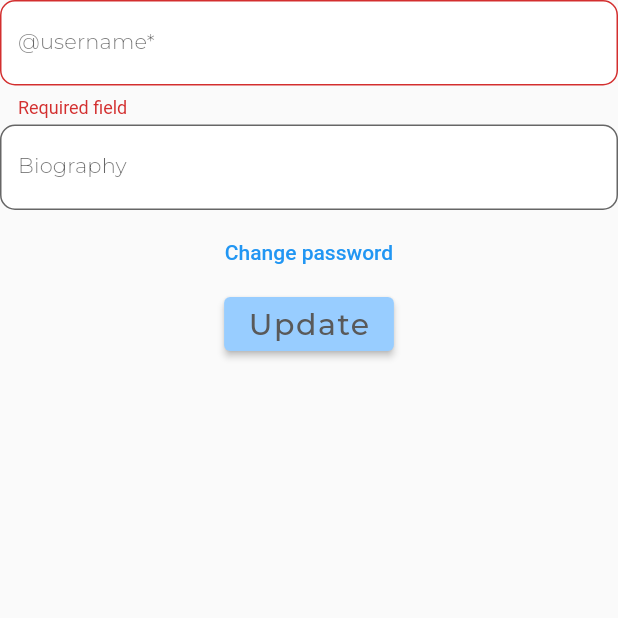
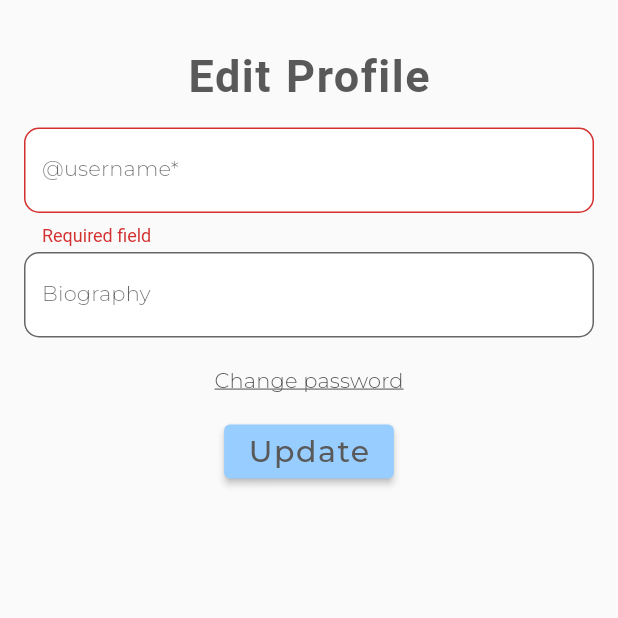
Before and after one commit to Victoriurki/PostPlusApp, a Flutter app: the MyProfilePage screen opened directly with empty values, after a tap on "Edit profile", on a phone screen of 412 x 824 dp, the top half of it. Run offline on Flutter 3.47's test engine with Material 2 defaults, Android fonts, the light colour scheme and no system bars; our stand-ins replace cached_network_image, cloud_firestore, dio, email_validator, firebase_auth, firebase_core and 5 more; missing offline and left inert: firestore_search; accounts and stored records are empty; network calls fail.

Commit message:
More design corrections

```diff
--- a/postplus_app/lib/my_edit_profile_page/my_edit_profile_page.dart
+++ b/postplus_app/lib/my_edit_profile_page/my_edit_profile_page.dart
@@ -37,9 +37,24 @@ class _MyEditProfilePageState extends State<MyEditProfilePage> {
     return SafeArea(
       child: Scaffold(
         body: SingleChildScrollView(
+          child: Padding(
+            padding: const EdgeInsets.all(16.0),
             child: Column(
               mainAxisSize: MainAxisSize.min,
               children: [
+                const SizedBox(
+                  height: 16,
+                ),
+                Text(
+                  "Edit Profile",
+                  style: Theme.of(context)
+                      .textTheme
+                      .titleLarge
+                      ?.copyWith(fontSize: 30),
+                ),
+                const SizedBox(
+                  height: 16,
+                ),
                 MyTextFieldWidget(
                   inputFormatters: [
                     FilteringTextInputFormatter.allow(RegExp("[a-z0-9]")),
@@ -72,7 +87,13 @@ class _MyEditProfilePageState extends State<MyEditProfilePage> {
                       ),
                     );
                   },
-                child: const Text("Change password"),
+                  child: Text(
+                    "Change password",
+                    style: Theme.of(context)
+                        .textTheme
+                        .titleSmall
+                        ?.copyWith(decoration: TextDecoration.underline),
+                  ),
                 ),
                 MyElevatedButtonWidget(
                   title: "Update",
@@ -91,13 +112,13 @@ class _MyEditProfilePageState extends State<MyEditProfilePage> {
                         return null;
                       }
                     }
-
                   },
                 )
               ],
             ),
           ),
         ),
+      ),
     );
   }
 }
--- a/postplus_app/lib/my_profie_page/my_profile_page.dart
+++ b/postplus_app/lib/my_profie_page/my_profile_page.dart
@@ -3,6 +3,7 @@ import 'package:cloud_firestore/cloud_firestore.dart';
 import 'package:flutter/material.dart';
 import 'package:postplus_app/my_edit_profile_page/my_edit_profile_page.dart';
 import 'package:postplus_app/my_post_page/my_post_page.dart';
+import 'package:postplus_app/my_themes/my_app_theme.dart';
 import 'package:postplus_app/my_update_profile_picture_page/my_update_profile_picture_page.dart';
 import 'package:postplus_app/my_user_model_list_page/my_user_model_list_page.dart';
 import 'package:postplus_app/user_model/user_model.dart';
@@ -29,6 +30,8 @@ class _MyProfilePageState extends State<MyProfilePage> {
   Widget build(BuildContext context) {
     return Scaffold(
       body: SingleChildScrollView(
+        child: Padding(
+          padding: const EdgeInsets.all(8.0),
           child: Column(
             mainAxisSize: MainAxisSize.min,
             mainAxisAlignment: MainAxisAlignment.center,
@@ -80,8 +83,19 @@ class _MyProfilePageState extends State<MyProfilePage> {
                               },
                               child: Column(
                                 children: [
-                                Text("${snapshot.data!.followers!.length}"),
-                                const Text("followers")
+                                  Text(
+                                    "${snapshot.data!.followers!.length}",
+                                    style:
+                                        Theme.of(context).textTheme.titleMedium,
+                                  ),
+                                  Text(
+                                    "followers",
+                                    style: Theme.of(context)
+                                        .textTheme
+                                        .titleSmall
+                                        ?.copyWith(
+                                            color: MyAppTheme.softGreyColor),
+                                  )
                                 ],
                               ),
                             ),
@@ -114,8 +128,19 @@ class _MyProfilePageState extends State<MyProfilePage> {
                               },
                               child: Column(
                                 children: [
-                                Text("${snapshot.data!.following!.length}"),
-                                const Text("following")
+                                  Text(
+                                    "${snapshot.data!.following!.length}",
+                                    style:
+                                        Theme.of(context).textTheme.titleMedium,
+                                  ),
+                                  Text(
+                                    "following",
+                                    style: Theme.of(context)
+                                        .textTheme
+                                        .titleSmall
+                                        ?.copyWith(
+                                            color: MyAppTheme.softGreyColor),
+                                  )
                                 ],
                               ),
                             ),
@@ -125,8 +150,16 @@ class _MyProfilePageState extends State<MyProfilePage> {
                           height: 16,
                         ),
                         Text(
-                          "${snapshot.data!.firstName!} ${snapshot.data!.lastName!}"),
-                      Text("@${snapshot.data!.username}"),
+                          "${snapshot.data!.firstName!} ${snapshot.data!.lastName!}",
+                          style: Theme.of(context).textTheme.titleMedium,
+                        ),
+                        Text(
+                          "@${snapshot.data!.username}",
+                          style: Theme.of(context)
+                              .textTheme
+                              .titleSmall
+                              ?.copyWith(color: MyAppTheme.softGreyColor),
+                        ),
                         widget.selectedUserId == widget.currentUserModel.sId
                             ? Column(children: [
                                 TextButton(
@@ -143,8 +176,21 @@ class _MyProfilePageState extends State<MyProfilePage> {
                                       setState(() {});
                                     });
                                   },
-                                  child: const Text("Edit image")),
+                                  child: Text(
+                                    "Edit image",
+                                    style: Theme.of(context)
+                                        .textTheme
+                                        .titleSmall
+                                        ?.copyWith(
+                                            decoration:
+                                                TextDecoration.underline),
+                                  ),
+                                ),
                                 ElevatedButton(
+                                  style: ElevatedButton.styleFrom(
+                                    onPrimary: MyAppTheme.greyColor,
+                                    primary: MyAppTheme.softBlueColor,
+                                  ),
                                   onPressed: () {
                                     Navigator.push(
                                       context,
@@ -191,7 +237,8 @@ class _MyProfilePageState extends State<MyProfilePage> {
                                               .doc(widget.currentUserModel.sId)
                                               .update(
                                             {
-                                            "following": FieldValue.arrayRemove(
+                                              "following":
+                                                  FieldValue.arrayRemove(
                                                 [widget.selectedUserId],
                                               )
                                             },
@@ -201,7 +248,8 @@ class _MyProfilePageState extends State<MyProfilePage> {
                                               .doc(widget.selectedUserId)
                                               .update(
                                             {
-                                            "followers": FieldValue.arrayRemove(
+                                              "followers":
+                                                  FieldValue.arrayRemove(
                                                 [widget.currentUserModel.sId],
                                               )
                                             },
@@ -215,7 +263,8 @@ class _MyProfilePageState extends State<MyProfilePage> {
                                           onPressed: () {
                                             FirebaseFirestore.instance
                                                 .collection("users")
-                                              .doc(widget.currentUserModel.sId!)
+                                                .doc(widget
+                                                    .currentUserModel.sId!)
                                                 .update(
                                               {
                                                 "following":
@@ -327,6 +376,7 @@ class _MyProfilePageState extends State<MyProfilePage> {
             ],
           ),
         ),
+      ),
     );
   }
 }
```
Also changed, not shown: postplus_app/lib/my_app_bar/my_app_bar.dart (+9 -6 lines), postplus_app/lib/my_change_password_page/my_change_password_page.dart (+24 -6 lines), postplus_app/lib/my_update_profile_picture_page/my_update_profile_picture_page.dart (+71 -35 lines). Lines whose indentation alone changed are shown as unchanged.
